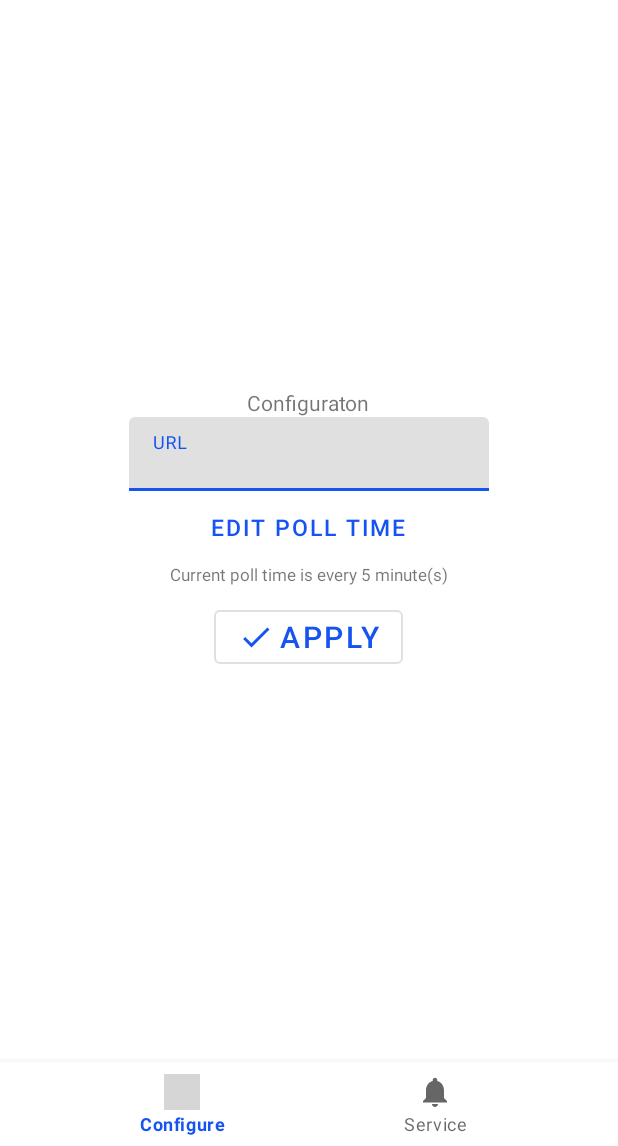
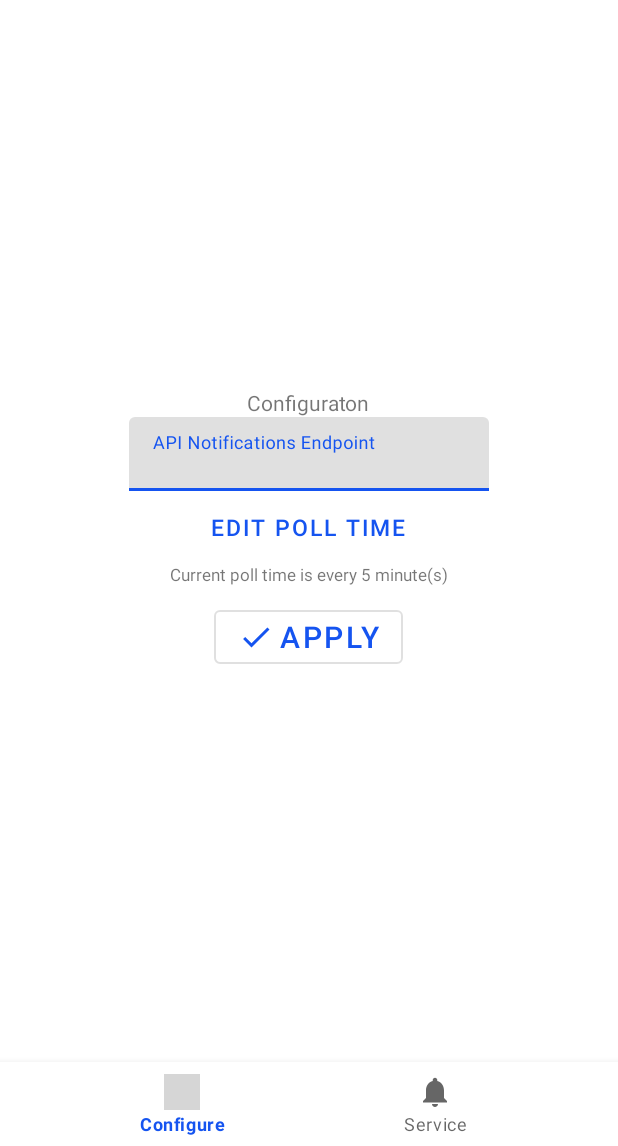
Before and after one commit to viktorholk/push-notifications-api, an Android app: the screen it shows after launch (MainActivity), on a phone screen of 412 x 824 dp, the part 90-1236 px from its top. Run offline under Robolectric (Android 15) with nearby library versions, the phone set to English and light mode, and no system bars; grey boxes are pictures that could not be loaded.

Commit message:
Edited urlEditText hint

```diff
--- a/android/app/src/main/res/layout/fragment_configuration.xml
+++ b/android/app/src/main/res/layout/fragment_configuration.xml
@@ -23,7 +23,7 @@
             android:id="@+id/urlEditText"
             android:layout_width="240dp"
             android:layout_height="wrap_content"
-            android:hint="URL"
+            android:hint="API Notifications Endpoint"
             android:inputType="text"
             android:minEms="20"
             android:textSize="11sp"
```
